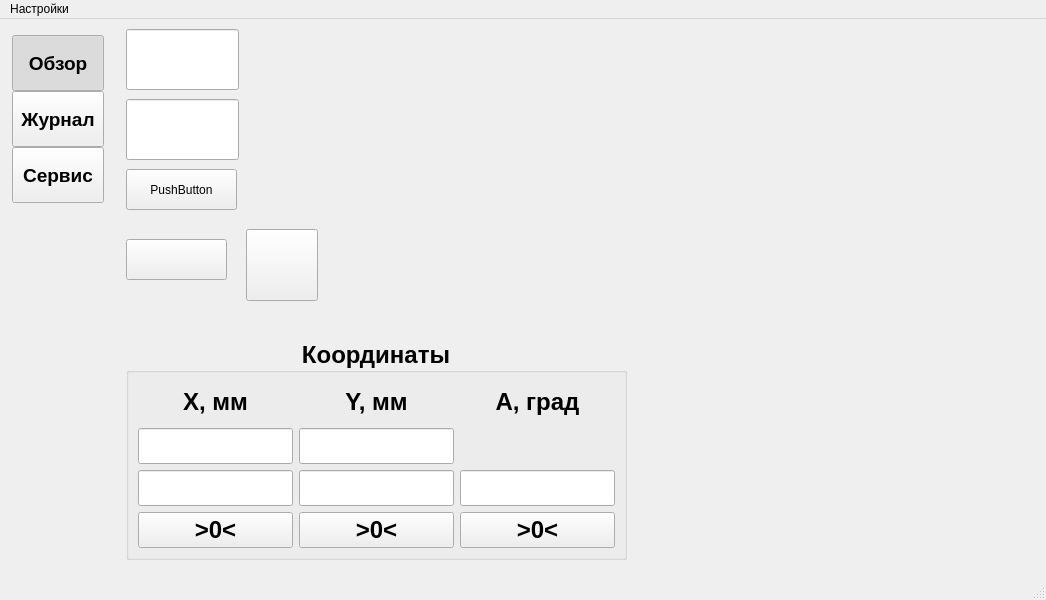
Before: the Qt Designer form mainwindow.ui in Wooferpenza/HMI, drawn with Qt 5.
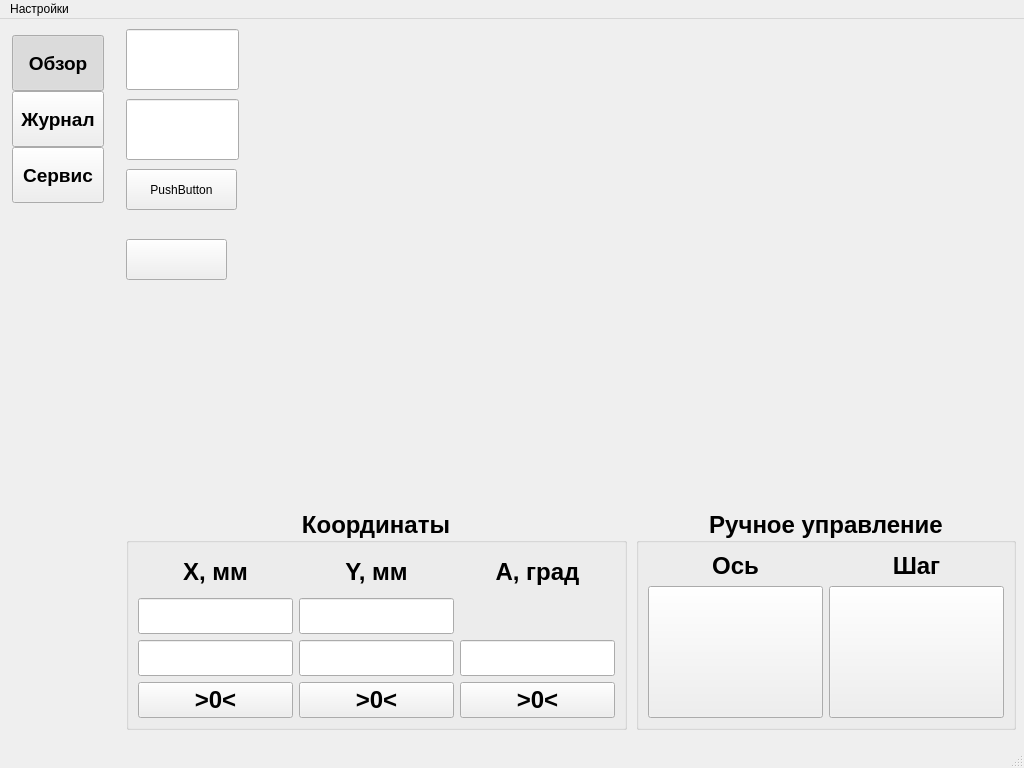
After: the same form once the commit is applied. Custom widgets are drawn as their Qt base class.

Commit message: Добавлена панель ручного управления

```diff
--- a/mainwindow.ui
+++ b/mainwindow.ui
@@ -6,8 +6,8 @@
    <rect>
     <x>0</x>
     <y>0</y>
-    <width>1046</width>
-    <height>600</height>
+    <width>1024</width>
+    <height>768</height>
    </rect>
   </property>
   <property name="contextMenuPolicy">
@@ -288,44 +288,11 @@
            </stringlist>
           </property>
          </widget>
-         <widget class="MultiStateButton" name="multiStateMode">
-          <property name="geometry">
-           <rect>
-            <x>130</x>
-            <y>210</y>
-            <width>72</width>
-            <height>72</height>
-           </rect>
-          </property>
-          <property name="focusPolicy">
-           <enum>Qt::FocusPolicy::NoFocus</enum>
-          </property>
-          <property name="stateCount" stdset="0">
-           <number>3</number>
-          </property>
-          <property name="currentState" stdset="0">
-           <number>0</number>
-          </property>
-          <property name="stateIconPaths" stdset="0">
-           <stringlist>
-            <string></string>
-            <string></string>
-            <string></string>
-           </stringlist>
-          </property>
-          <property name="stateTexts" stdset="0">
-           <stringlist>
-            <string>Стоп</string>
-            <string>Ручной</string>
-            <string>Авто</string>
-           </stringlist>
-          </property>
-         </widget>
          <widget class="QGroupBox" name="CoordinateBox">
           <property name="geometry">
            <rect>
             <x>10</x>
-            <y>320</y>
+            <y>490</y>
             <width>501</width>
             <height>221</height>
            </rect>
@@ -663,6 +630,153 @@
            </item>
           </layout>
          </widget>
+         <widget class="QGroupBox" name="CoordinateBox_2">
+          <property name="geometry">
+           <rect>
+            <x>520</x>
+            <y>490</y>
+            <width>380</width>
+            <height>221</height>
+           </rect>
+          </property>
+          <property name="font">
+           <font>
+            <pointsize>18</pointsize>
+            <bold>true</bold>
+           </font>
+          </property>
+          <property name="title">
+           <string>Ручное управление</string>
+          </property>
+          <property name="alignment">
+           <set>Qt::AlignmentFlag::AlignCenter</set>
+          </property>
+          <property name="flat">
+           <bool>false</bool>
+          </property>
+          <property name="checkable">
+           <bool>false</bool>
+          </property>
+          <layout class="QHBoxLayout" name="horizontalLayout_2">
+           <item>
+            <layout class="QGridLayout" name="gridLayout_2">
+             <item row="3" column="0">
+              <widget class="MultiStateButton" name="manualAxisSelect">
+               <property name="sizePolicy">
+                <sizepolicy hsizetype="Minimum" vsizetype="Expanding">
+                 <horstretch>0</horstretch>
+                 <verstretch>0</verstretch>
+                </sizepolicy>
+               </property>
+               <property name="focusPolicy">
+                <enum>Qt::FocusPolicy::NoFocus</enum>
+               </property>
+               <property name="stateCount" stdset="0">
+                <number>3</number>
+               </property>
+               <property name="currentState" stdset="0">
+                <number>0</number>
+               </property>
+               <property name="stateIconPaths" stdset="0">
+                <stringlist>
+                 <string></string>
+                 <string></string>
+                 <string></string>
+                </stringlist>
+               </property>
+               <property name="stateTexts" stdset="0">
+                <stringlist>
+                 <string>Вертикаль</string>
+                 <string>Горизонталь</string>
+                 <string>Вращение</string>
+                </stringlist>
+               </property>
+              </widget>
+             </item>
+             <item row="3" column="2">
+              <widget class="MultiStateButton" name="manualStep">
+               <property name="sizePolicy">
+                <sizepolicy hsizetype="Minimum" vsizetype="Expanding">
+                 <horstretch>0</horstretch>
+                 <verstretch>0</verstretch>
+                </sizepolicy>
+               </property>
+               <property name="focusPolicy">
+                <enum>Qt::FocusPolicy::NoFocus</enum>
+               </property>
+               <property name="stateCount" stdset="0">
+                <number>3</number>
+               </property>
+               <property name="currentState" stdset="0">
+                <number>0</number>
+               </property>
+               <property name="stateIconPaths" stdset="0">
+                <stringlist>
+                 <string></string>
+                 <string></string>
+                 <string></string>
+                </stringlist>
+               </property>
+               <property name="stateTexts" stdset="0">
+                <stringlist>
+                 <string>X1</string>
+                 <string>X10</string>
+                 <string>X100</string>
+                </stringlist>
+               </property>
+              </widget>
+             </item>
+             <item row="2" column="0">
+              <widget class="QLabel" name="label_5">
+               <property name="sizePolicy">
+                <sizepolicy hsizetype="Minimum" vsizetype="Preferred">
+                 <horstretch>0</horstretch>
+                 <verstretch>0</verstretch>
+                </sizepolicy>
+               </property>
+               <property name="minimumSize">
+                <size>
+                 <width>120</width>
+                 <height>0</height>
+                </size>
+               </property>
+               <property name="layoutDirection">
+                <enum>Qt::LayoutDirection::LeftToRight</enum>
+               </property>
+               <property name="text">
+                <string>Ось</string>
+               </property>
+               <property name="alignment">
+                <set>Qt::AlignmentFlag::AlignCenter</set>
+               </property>
+              </widget>
+             </item>
+             <item row="2" column="2">
+              <widget class="QLabel" name="label_4">
+               <property name="sizePolicy">
+                <sizepolicy hsizetype="Minimum" vsizetype="Preferred">
+                 <horstretch>0</horstretch>
+                 <verstretch>0</verstretch>
+                </sizepolicy>
+               </property>
+               <property name="minimumSize">
+                <size>
+                 <width>120</width>
+                 <height>0</height>
+                </size>
+               </property>
+               <property name="text">
+                <string>Шаг</string>
+               </property>
+               <property name="alignment">
+                <set>Qt::AlignmentFlag::AlignCenter</set>
+               </property>
+              </widget>
+             </item>
+            </layout>
+           </item>
+          </layout>
+         </widget>
         </widget>
         <widget class="QWidget" name="pageJournal">
          <layout class="QVBoxLayout" name="verticalLayout_journal">
@@ -743,7 +857,7 @@
     <rect>
      <x>0</x>
      <y>0</y>
-     <width>1046</width>
+     <width>1024</width>
      <height>22</height>
     </rect>
    </property>
```
Left out of the diff: 2 changed lines with no effect on the pictures.
